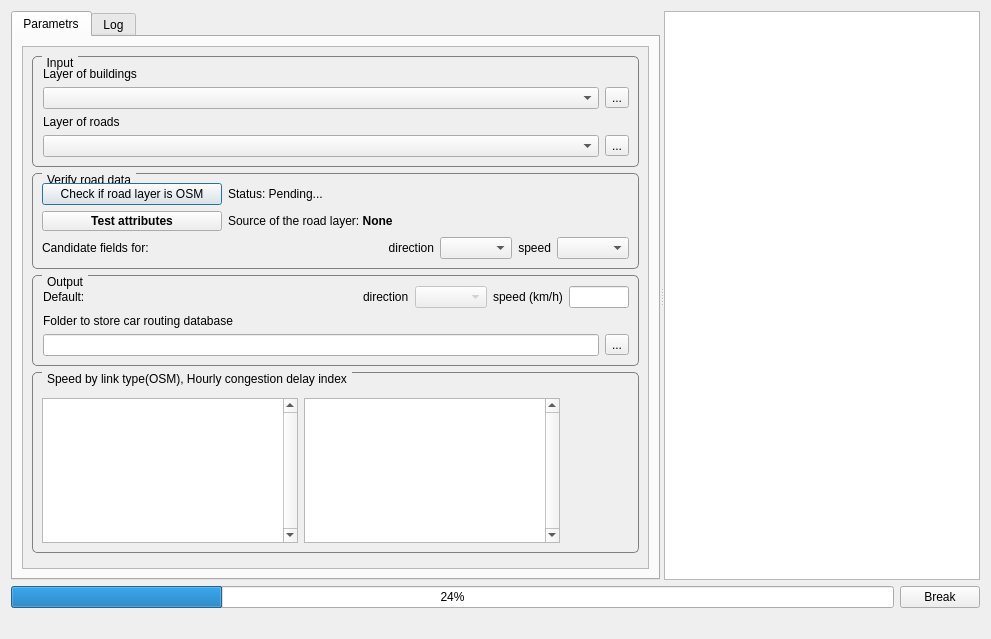
Above: UI/pkl_car.ui from ishusterman/tau_net_calc before the change. Below: the same form after it.
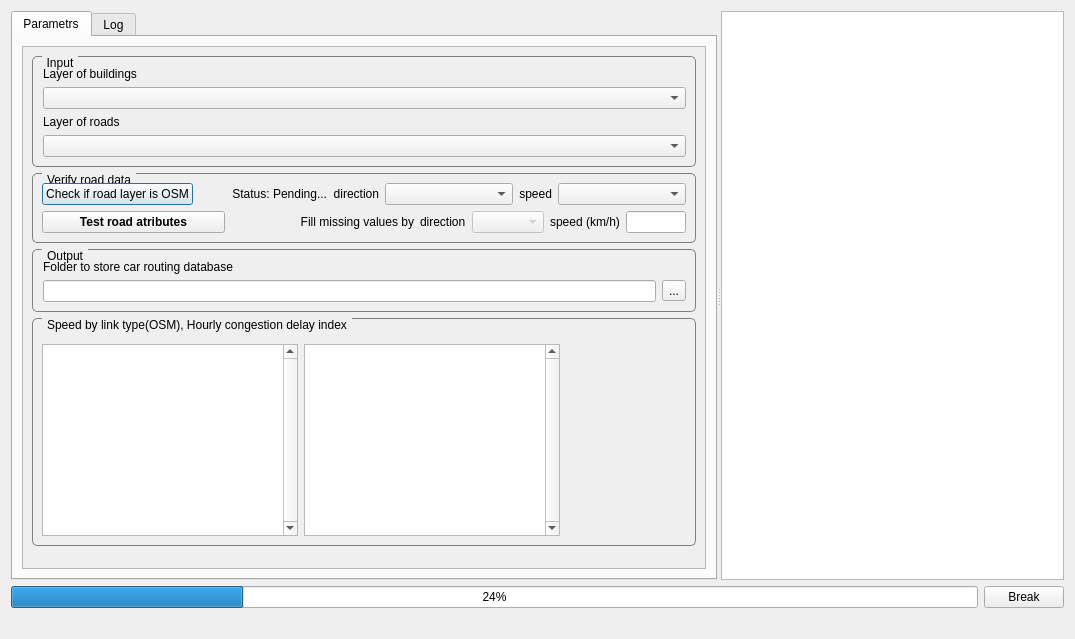
That is the form after the change. Custom widgets are drawn as their Qt base class.

Patch:
```diff
--- a/UI/pkl_car.ui
+++ b/UI/pkl_car.ui
@@ -9,7 +9,7 @@
    <rect>
     <x>0</x>
     <y>0</y>
-    <width>991</width>
+    <width>1075</width>
     <height>639</height>
    </rect>
   </property>
@@ -82,9 +82,9 @@
            <property name="geometry">
             <rect>
              <x>0</x>
-             <y>-297</y>
-             <width>625</width>
-             <height>694</height>
+             <y>0</y>
+             <width>684</width>
+             <height>634</height>
             </rect>
            </property>
            <property name="sizePolicy">
@@ -140,13 +140,6 @@
                      <item>
                       <widget class="QgsMapLayerComboBox" name="cmbLayers_buildings"/>
                      </item>
-                     <item>
-                      <widget class="QToolButton" name="toolButtonBuildings">
-                       <property name="text">
-                        <string>...</string>
-                       </property>
-                      </widget>
-                     </item>
                     </layout>
                    </item>
                    <item>
@@ -161,13 +154,6 @@
                      <item>
                       <widget class="QgsMapLayerComboBox" name="cbRoads"/>
                      </item>
-                     <item>
-                      <widget class="QToolButton" name="toolButtonRoads">
-                       <property name="text">
-                        <string>...</string>
-                       </property>
-                      </widget>
-                     </item>
                     </layout>
                    </item>
                   </layout>
@@ -209,14 +195,14 @@
                      <item>
                       <widget class="QPushButton" name="btnCheckOSM">
                        <property name="sizePolicy">
-                        <sizepolicy hsizetype="Fixed" vsizetype="Fixed">
+                        <sizepolicy hsizetype="Preferred" vsizetype="Fixed">
                          <horstretch>0</horstretch>
                          <verstretch>0</verstretch>
                         </sizepolicy>
                        </property>
                        <property name="minimumSize">
                         <size>
-                         <width>180</width>
+                         <width>100</width>
                          <height>0</height>
                         </size>
                        </property>
@@ -230,8 +216,49 @@
                        <property name="text">
                         <string>Status: Pending...</string>
                        </property>
+                       <property name="alignment">
+                        <set>Qt::AlignRight|Qt::AlignTrailing|Qt::AlignVCenter</set>
+                       </property>
                       </widget>
                      </item>
+                     <item>
+                      <widget class="QLabel" name="lblFieldsDirection">
+                       <property name="sizePolicy">
+                        <sizepolicy hsizetype="Fixed" vsizetype="Fixed">
+                         <horstretch>0</horstretch>
+                         <verstretch>0</verstretch>
+                        </sizepolicy>
+                       </property>
+                       <property name="text">
+                        <string>direction</string>
+                       </property>
+                       <property name="alignment">
+                        <set>Qt::AlignRight|Qt::AlignTrailing|Qt::AlignVCenter</set>
+                       </property>
+                      </widget>
+                     </item>
+                     <item>
+                      <widget class="QgsFieldComboBox" name="cmbFieldsDirection"/>
+                     </item>
+                     <item>
+                      <widget class="QLabel" name="lblFieldsSpeed">
+                       <property name="sizePolicy">
+                        <sizepolicy hsizetype="Fixed" vsizetype="Fixed">
+                         <horstretch>0</horstretch>
+                         <verstretch>0</verstretch>
+                        </sizepolicy>
+                       </property>
+                       <property name="text">
+                        <string>speed</string>
+                       </property>
+                       <property name="alignment">
+                        <set>Qt::AlignRight|Qt::AlignTrailing|Qt::AlignVCenter</set>
+                       </property>
+                      </widget>
+                     </item>
+                     <item>
+                      <widget class="QgsFieldComboBox" name="cmbFieldsSpeed"/>
+                     </item>
                     </layout>
                    </item>
                    <item>
@@ -239,14 +266,14 @@
                      <item>
                       <widget class="QPushButton" name="test_button">
                        <property name="sizePolicy">
-                        <sizepolicy hsizetype="Fixed" vsizetype="Fixed">
+                        <sizepolicy hsizetype="Preferred" vsizetype="Fixed">
                          <horstretch>0</horstretch>
                          <verstretch>0</verstretch>
                         </sizepolicy>
                        </property>
                        <property name="minimumSize">
                         <size>
-                         <width>180</width>
+                         <width>125</width>
                          <height>20</height>
                         </size>
                        </property>
@@ -257,144 +284,17 @@
                         </font>
                        </property>
                        <property name="text">
-                        <string>Test attributes</string>
+                        <string>Test road atributes</string>
                        </property>
                       </widget>
                      </item>
-                     <item>
-                      <widget class="QLabel" name="lblOSM">
-                       <property name="text">
-                        <string>Source of the road layer: &lt;b&gt;None&lt;/b&gt;</string>
-                       </property>
-                      </widget>
-                     </item>
-                    </layout>
-                   </item>
-                   <item>
-                    <layout class="QHBoxLayout" name="horizontalLayout_bottom">
-                     <item>
-                      <widget class="QLabel" name="lblCandidates">
-                       <property name="sizePolicy">
-                        <sizepolicy hsizetype="Fixed" vsizetype="Fixed">
-                         <horstretch>0</horstretch>
-                         <verstretch>0</verstretch>
-                        </sizepolicy>
-                       </property>
-                       <property name="text">
-                        <string>Candidate fields for:</string>
-                       </property>
-                       <property name="textFormat">
-                        <enum>Qt::RichText</enum>
-                       </property>
-                      </widget>
-                     </item>
-                     <item>
-                      <widget class="QWidget" name="widget_candidates" native="true">
-                       <property name="sizePolicy">
-                        <sizepolicy hsizetype="Expanding" vsizetype="Fixed">
-                         <horstretch>0</horstretch>
-                         <verstretch>0</verstretch>
-                        </sizepolicy>
-                       </property>
-                      </widget>
-                     </item>
-                     <item>
-                      <widget class="QLabel" name="lblFieldsDirection">
-                       <property name="sizePolicy">
-                        <sizepolicy hsizetype="Fixed" vsizetype="Fixed">
-                         <horstretch>0</horstretch>
-                         <verstretch>0</verstretch>
-                        </sizepolicy>
-                       </property>
-                       <property name="text">
-                        <string>direction</string>
-                       </property>
-                       <property name="alignment">
-                        <set>Qt::AlignRight|Qt::AlignTrailing|Qt::AlignVCenter</set>
-                       </property>
-                      </widget>
-                     </item>
-                     <item>
-                      <widget class="QComboBox" name="cmbFieldsDirection">
-                       <property name="sizePolicy">
-                        <sizepolicy hsizetype="Fixed" vsizetype="Fixed">
-                         <horstretch>0</horstretch>
-                         <verstretch>0</verstretch>
-                        </sizepolicy>
-                       </property>
-                       <property name="modelColumn">
-                        <number>0</number>
-                       </property>
-                      </widget>
-                     </item>
-                     <item>
-                      <widget class="QLabel" name="lblFieldsSpeed">
-                       <property name="sizePolicy">
-                        <sizepolicy hsizetype="Fixed" vsizetype="Fixed">
-                         <horstretch>0</horstretch>
-                         <verstretch>0</verstretch>
-                        </sizepolicy>
-                       </property>
-                       <property name="text">
-                        <string>speed</string>
-                       </property>
-                       <property name="alignment">
-                        <set>Qt::AlignRight|Qt::AlignTrailing|Qt::AlignVCenter</set>
-                       </property>
-                      </widget>
-                     </item>
-                     <item>
-                      <widget class="QComboBox" name="cmbFieldsSpeed">
-                       <property name="sizePolicy">
-                        <sizepolicy hsizetype="Fixed" vsizetype="Fixed">
-                         <horstretch>0</horstretch>
-                         <verstretch>0</verstretch>
-                        </sizepolicy>
-                       </property>
-                      </widget>
-                     </item>
-                    </layout>
-                   </item>
-                  </layout>
-                 </widget>
-                </item>
-               </layout>
-              </item>
-              <item row="5" column="0" colspan="2">
-               <layout class="QHBoxLayout" name="horizontalLayout_6">
-                <item>
-                 <widget class="QGroupBox" name="gbOutput">
-                  <property name="styleSheet">
-                   <string notr="true">
-      QGroupBox {
-          border: 1px solid gray;
-          border-radius: 5px;
-          margin-top: 0.5em;
-      }
-      QGroupBox::title {
-          subcontrol-origin: margin;
-          subcontrol-position: top left;
-          left: 10px;
-          padding: 0 3px;
-      }
-     </string>
-                  </property>
-                  <property name="title">
-                   <string>Output</string>
-                  </property>
-                  <layout class="QVBoxLayout" name="verticalLayout_Output">
-                   <property name="leftMargin">
-                    <number>10</number>
-                   </property>
-                   <property name="topMargin">
-                    <number>10</number>
-                   </property>
-                   <item>
-                    <layout class="QHBoxLayout" name="horizontalLayout_8">
                      <item>
                       <widget class="QLabel" name="lblDefault">
                        <property name="text">
-                        <string>Default:</string>
+                        <string>Fill missing values by</string>
+                       </property>
+                       <property name="alignment">
+                        <set>Qt::AlignRight|Qt::AlignTrailing|Qt::AlignVCenter</set>
                        </property>
                       </widget>
                      </item>
@@ -455,6 +355,40 @@
                      </item>
                     </layout>
                    </item>
+                  </layout>
+                 </widget>
+                </item>
+               </layout>
+              </item>
+              <item row="5" column="0" colspan="2">
+               <layout class="QHBoxLayout" name="horizontalLayout_6">
+                <item>
+                 <widget class="QGroupBox" name="gbOutput">
+                  <property name="styleSheet">
+                   <string notr="true">
+      QGroupBox {
+          border: 1px solid gray;
+          border-radius: 5px;
+          margin-top: 0.5em;
+      }
+      QGroupBox::title {
+          subcontrol-origin: margin;
+          subcontrol-position: top left;
+          left: 10px;
+          padding: 0 3px;
+      }
+     </string>
+                  </property>
+                  <property name="title">
+                   <string>Output</string>
+                  </property>
+                  <layout class="QVBoxLayout" name="verticalLayout_Output">
+                   <property name="leftMargin">
+                    <number>10</number>
+                   </property>
+                   <property name="topMargin">
+                    <number>10</number>
+                   </property>
                    <item>
                     <layout class="QHBoxLayout" name="horizontalLayout_11">
                      <item>
@@ -518,7 +452,7 @@
                 </item>
                </layout>
               </item>
-              <item row="8" column="0" colspan ="2">
+              <item row="8" column="0" colspan="2">
                <layout class="QHBoxLayout" name="horizontalLayout_7">
                 <item>
                  <widget class="QGroupBox" name="gbTable">
@@ -655,6 +589,11 @@
   </layout>
  </widget>
  <customwidgets>
+  <customwidget>
+   <class>QgsFieldComboBox</class>
+   <extends>QComboBox</extends>
+   <header>qgsfieldcombobox.h</header>
+  </customwidget>
   <customwidget>
    <class>QgsMapLayerComboBox</class>
    <extends>QComboBox</extends>
```
Left out of the diff: 5 changed lines with no effect on the pictures.
